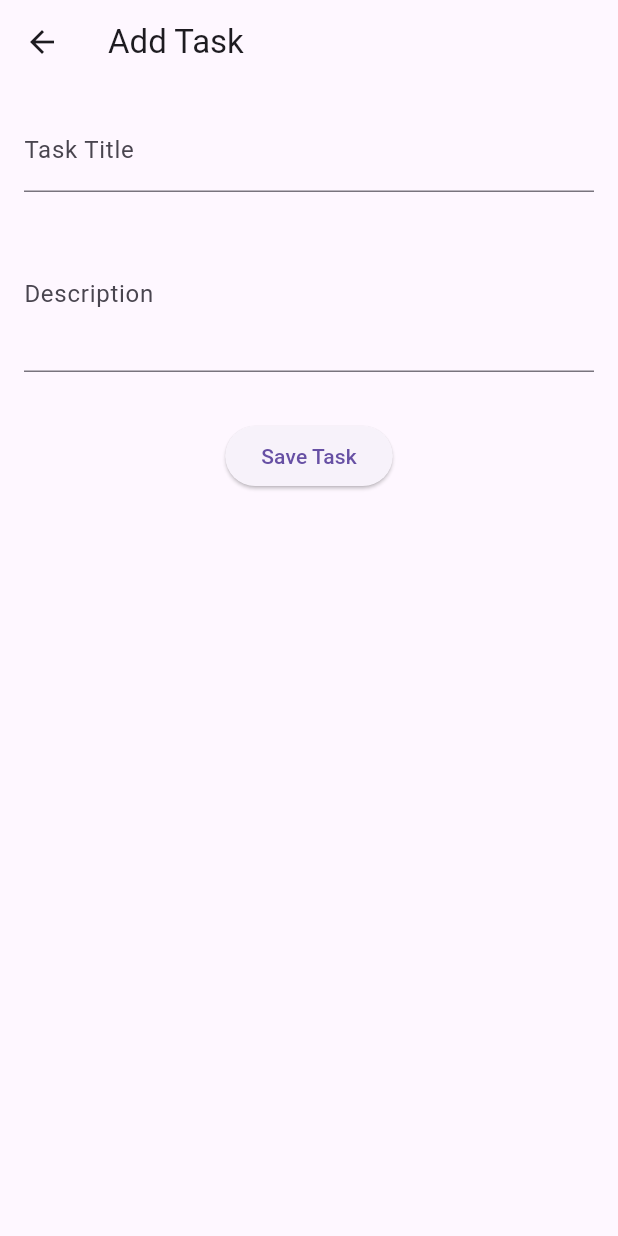
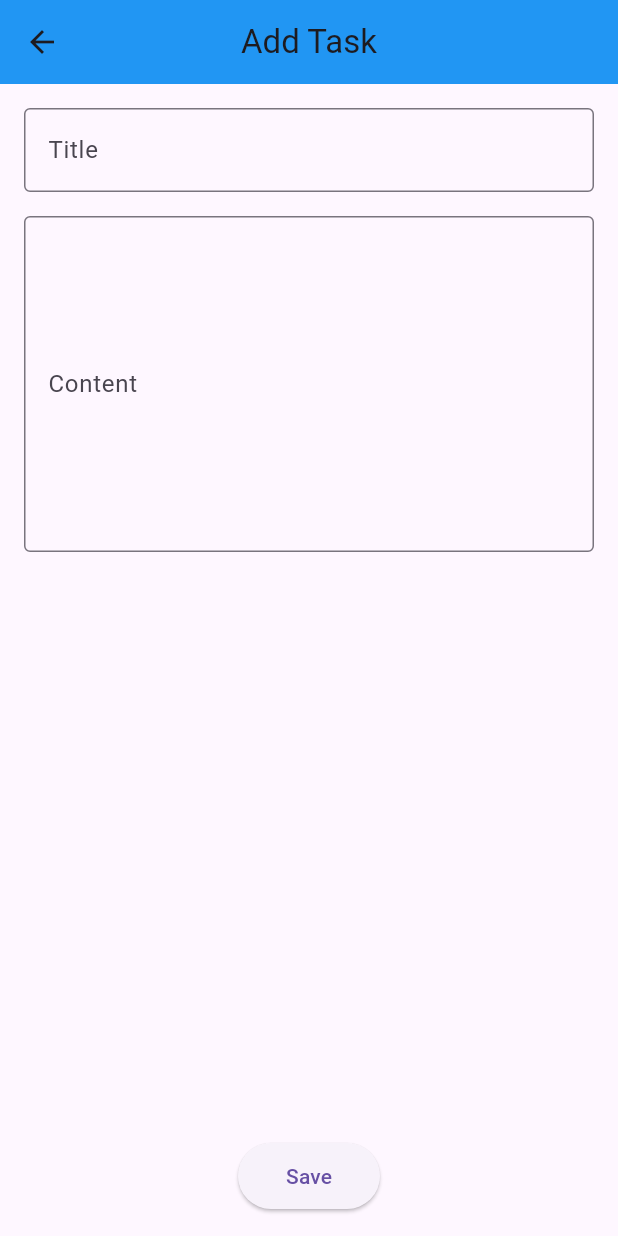
Before and after one commit to Marsill/Task-Manager, a Flutter app: the AddEditTaskPage screen opened directly, on a phone screen of 412 x 824 dp. Run offline on Flutter 3.47's test engine with Material 3 defaults, Android fonts, the phone set to English and light mode, and no system bars.

Commit message:
Edited pages

```diff
--- a/mobile/lib/main.dart
+++ b/mobile/lib/main.dart
@@ -16,7 +16,8 @@ class MyApp extends StatelessWidget {
         primarySwatch: Colors.blue,
         useMaterial3: true,
       ),
-    home: const ListOfTasks(),
+      debugShowCheckedModeBanner: false,
+    home: const ListOfTaskPage(),
     );
 
   }
--- /dev/null
+++ b/mobile/lib/pages/AddTask.dart
@@ -0,0 +1,88 @@
+import 'package:flutter/material.dart';
+import 'ListOfTasks.dart';
+
+class AddEditTaskPage extends StatefulWidget {
+  final Task? task;
+  final int? index;
+
+  const AddEditTaskPage({super.key, this.task, this.index});
+
+  @override
+  _AddEditTaskPageState createState() => _AddEditTaskPageState();
+}
+
+class _AddEditTaskPageState extends State<AddEditTaskPage> {
+  final _formKey = GlobalKey<FormState>();
+  String? _title;
+  String? _content;
+  bool _isCompleted = false;
+
+  @override
+  void initState() {
+    super.initState();
+    _title = widget.task?.title;
+    _content = widget.task?.content;
+    _isCompleted = widget.task?.isCompleted ?? false;
+  }
+
+  void _saveTask() {
+    if (_formKey.currentState!.validate()) {
+      _formKey.currentState!.save();
+      final newTask = Task(
+        title: _title!,
+        content: _content!,
+        isCompleted: _isCompleted,
+      );
+      Navigator.pop(context, newTask);
+    }
+  }
+
+  @override
+  Widget build(BuildContext context) {
+    return Scaffold(
+      appBar: AppBar(
+        title: Text(widget.task == null ? 'Add Task' : 'Edit Task'),
+        centerTitle: true,
+        backgroundColor: Colors.blue,
+      ),
+      body: Padding(
+        padding: const EdgeInsets.all(16.0),
+        child: Form(
+          key: _formKey,
+          child: Column(
+            children: [
+              TextFormField(
+                initialValue: _title,
+                decoration: const InputDecoration(
+                  labelText: 'Title',
+                  border: OutlineInputBorder(),
+                ),
+                validator: (value) => value!.isEmpty ? 'Title cannot be empty' : null,
+                onSaved: (value) => _title = value,
+              ),
+              const SizedBox(height: 16),
+              TextFormField(
+                initialValue: _content,
+                maxLines: 8,
+                decoration: const InputDecoration(
+                  labelText: 'Content',
+                  border: OutlineInputBorder(),
+                ),
+                validator: (value) => value!.isEmpty ? 'Content cannot be empty' : null,
+                onSaved: (value) => _content = value,
+              ),
+              const Spacer(),
+              ElevatedButton(
+                onPressed: _saveTask,
+                style: ElevatedButton.styleFrom(
+                  padding: const EdgeInsets.symmetric(horizontal: 32, vertical: 12),
+                ),
+                child: const Text('Save'),
+              ),
+            ],
+          ),
+        ),
+      ),
+    );
+  }
+}
--- a/mobile/lib/pages/ListOfTasks.dart
+++ b/mobile/lib/pages/ListOfTasks.dart
@@ -1,24 +1,28 @@
 import 'package:flutter/material.dart';
+import 'AddTask.dart';
 
 class Task {
   String title;
-  String description;
+  String content;
+  bool isCompleted;
 
-
-  Task({required this.title, required this.description});
+  Task({required this.title, required this.content, this.isCompleted = false});
 }
 
-class TaskListPage extends StatefulWidget {
+class ListOfTaskPage extends StatefulWidget {
+  const ListOfTaskPage({super.key});
+
   @override
-  _TaskListPageState createState() => _TaskListPageState();
+  _ListOfTaskPageState createState() => _ListOfTaskPageState();
 }
 
-class _TaskListPageState extends State<TaskListPage> {
+class _ListOfTaskPageState extends State<ListOfTaskPage> {
   List<Task> tasks = [];
+
   void _addTask() async {
     final newTask = await Navigator.push<Task>(
       context,
-      MaterialPageRoute(builder: (context) => AddEditTaskPage()),
+      MaterialPageRoute(builder: (context) => const AddEditTaskPage()),
     );
 
     if (newTask != null) {
@@ -32,7 +36,7 @@ class _TaskListPageState extends State<TaskListPage> {
     final editedTask = await Navigator.push<Task>(
       context,
       MaterialPageRoute(
-        builder: (context) => AddEditTaskPage(task: tasks[index]),
+        builder: (context) => AddEditTaskPage(task: tasks[index], index: index),
       ),
     );
 
@@ -43,22 +47,34 @@ class _TaskListPageState extends State<TaskListPage> {
     }
   }
 
+  void _deleteTask(int index) {
+    setState(() {
+      tasks.removeAt(index);
+    });
+  }
+
+  void _toggleTaskCompletion(int index) {
+    setState(() {
+      tasks.removeAt(index);
+    });
+  }
+
   @override
   Widget build(BuildContext context) {
     return Scaffold(
       appBar: AppBar(
-        title: Text('My Tasks'),
+        title: const Text('My Tasks'),
         centerTitle: true,
         backgroundColor: Colors.blue,
       ),
       body: tasks.isEmpty
-          ? Center(child: Text('No tasks yet. Add a new task!'))
+          ? const Center(child: Text('No tasks yet. Add a new one!'))
           : ListView.builder(
               itemCount: tasks.length,
               itemBuilder: (context, index) {
                 var task = tasks[index];
                 return Card(
-                  margin: EdgeInsets.symmetric(horizontal: 16, vertical: 8),
+                  margin: const EdgeInsets.symmetric(horizontal: 16, vertical: 8),
                   shape: RoundedRectangleBorder(
                     borderRadius: BorderRadius.circular(12),
                   ),
@@ -66,101 +82,35 @@ class _TaskListPageState extends State<TaskListPage> {
                   child: ListTile(
                     title: Text(
                       task.title.isNotEmpty ? task.title : 'Untitled Task',
-                      style: TextStyle(fontWeight: FontWeight.bold),
+                      style: const TextStyle(fontWeight: FontWeight.bold),
                     ),
                     subtitle: Text(
-                      task.description.isNotEmpty
-                          ? task.description
-                          : 'No description provided',
+                      task.content.isNotEmpty ? task.content : 'No content provided',
                       maxLines: 2,
                       overflow: TextOverflow.ellipsis,
                     ),
                     onTap: () => _editTask(index),
+                    trailing: Row(
+                      mainAxisSize: MainAxisSize.min,
+                      children: [
+                        IconButton(
+                          icon: const Icon(Icons.delete, color: Colors.red),
+                          onPressed: () => _deleteTask(index),
+                        ),
+                        IconButton(
+                          icon: const Icon(Icons.check_circle_outline),
+                          onPressed: () => _toggleTaskCompletion(index),
+                        ),
+                      ],
+                    ),
                   ),
                 );
               },
             ),
       floatingActionButton: FloatingActionButton(
         onPressed: _addTask,
-        child: Icon(Icons.add),
+        child: const Icon(Icons.add),
       ),
     );
   }
 }
-
-class AddEditTaskPage extends StatefulWidget {
-  final Task? task;
-
-  AddEditTaskPage({this.task});
-
-  @override
-  _AddEditTaskPageState createState() => _AddEditTaskPageState();
-}
-
-class _AddEditTaskPageState extends State<AddEditTaskPage> {
-  final _formKey = GlobalKey<FormState>();
-  late TextEditingController _titleController;
-  late TextEditingController _descController;
-
-  @override
-  void initState() {
-    super.initState();
-    _titleController =
-        TextEditingController(text: widget.task?.title ?? '');
-    _descController =
-        TextEditingController(text: widget.task?.description ?? '');
-  }
-
-  @override
-  void dispose() {
-    _titleController.dispose();
-    _descController.dispose();
-    super.dispose();
-  }
-
-  void _saveTask() {
-    if (_formKey.currentState!.validate()) {
-      final newTask = Task(
-        title: _titleController.text.trim(),
-        description: _descController.text.trim(),
-      );
-      Navigator.pop(context, newTask);
-    }
-  }
-
-  @override
-  Widget build(BuildContext context) {
-    return Scaffold(
-      appBar: AppBar(
-        title: Text(widget.task == null ? 'Add Task' : 'Edit Task'),
-      ),
-      body: Padding(
-        padding: EdgeInsets.all(16),
-        child: Form(
-          key: _formKey,
-          child: Column(
-            children: [
-              TextFormField(
-                controller: _titleController,
-                decoration: InputDecoration(labelText: 'Task Title'),
-                validator: (value) =>
-                    value == null || value.trim().isEmpty ? 'Enter a title' : null,
-              ),
-              SizedBox(height: 16),
-              TextFormField(
-                controller: _descController,
-                decoration: InputDecoration(labelText: 'Description'),
-                maxLines: 3,
-              ),
-              SizedBox(height: 32),
-              ElevatedButton(
-                onPressed: _saveTask,
-                child: Text('Save Task'),
-              )
-            ],
-          ),
-        ),
-      ),
-    );
-  }
-}
```
